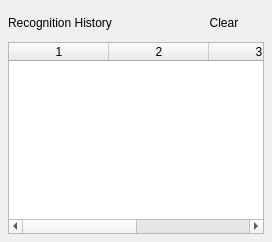
Above: src/history_widget.ui from xiaodaxia-2008/TalkInput before the change. Below: the same form after it.
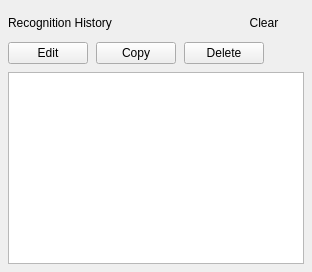
That is the form after the change.

Commit message: perf: paginate history model view

Patch:
```diff
--- a/src/history_widget.ui
+++ b/src/history_widget.ui
@@ -61,8 +61,55 @@
      </item>
     </layout>
    </item>
-   <item>
-    <widget class="QTableWidget" name="table">
+    <item>
+     <layout class="QHBoxLayout" name="actionsLayout">
+      <item>
+       <widget class="QPushButton" name="editButton">
+        <property name="toolTip">
+         <string>Edit text</string>
+        </property>
+        <property name="text">
+         <string>Edit</string>
+        </property>
+       </widget>
+      </item>
+      <item>
+       <widget class="QPushButton" name="copyButton">
+        <property name="toolTip">
+         <string>Copy text</string>
+        </property>
+        <property name="text">
+         <string>Copy</string>
+        </property>
+       </widget>
+      </item>
+      <item>
+       <widget class="QPushButton" name="deleteButton">
+        <property name="toolTip">
+         <string>Delete entry</string>
+        </property>
+        <property name="text">
+         <string>Delete</string>
+        </property>
+       </widget>
+      </item>
+      <item>
+       <spacer name="actionsSpacer">
+        <property name="orientation">
+         <enum>Qt::Horizontal</enum>
+        </property>
+        <property name="sizeHint" stdset="0">
+         <size>
+          <width>40</width>
+          <height>20</height>
+         </size>
+        </property>
+       </spacer>
+      </item>
+     </layout>
+    </item>
+    <item>
+     <widget class="QTableView" name="table">
      <property name="alternatingRowColors">
       <bool>true</bool>
      </property>
@@ -75,11 +122,7 @@
      <property name="showGrid">
       <bool>false</bool>
      </property>
-     <column/>
-     <column/>
-     <column/>
-     <column/>
-    </widget>
+     </widget>
    </item>
   </layout>
  </widget>
```
Left out of the diff: 4 changed lines with no effect on the pictures. The commit also changes 4 other files.
